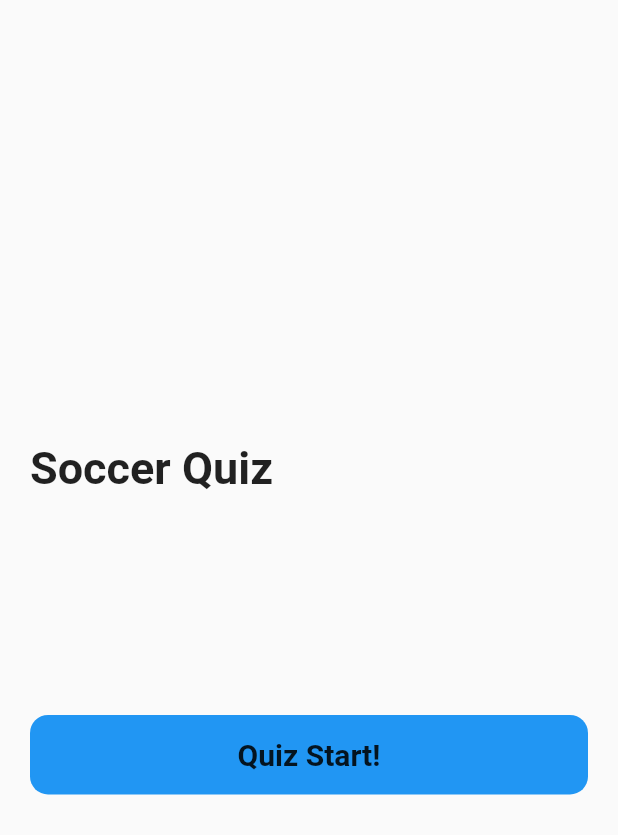
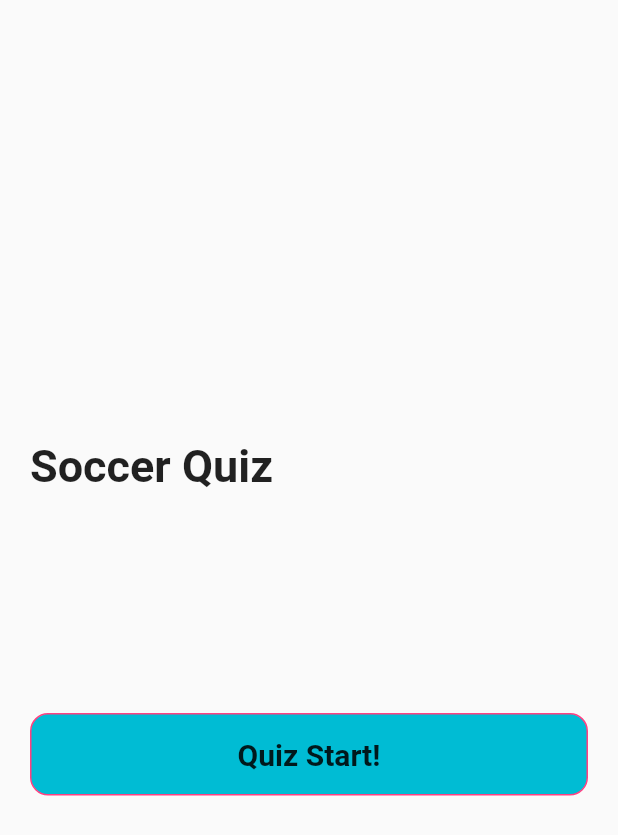
Before and after one commit to tomohiro1024/flutter_football, a Flutter app: the screen it shows after launch, on a phone screen of 412 x 824 dp. Shown: the top 835 px of the screen. Run offline on Flutter 3.47's test engine with Material 2 defaults, Android fonts, the phone set to English and light mode, and no system bars; our stand-ins replace get.

Commit message:
ボタンUI変更

```diff
--- a/lib/screens/welcome/welcome_screen.dart
+++ b/lib/screens/welcome/welcome_screen.dart
@@ -35,9 +35,12 @@ class WelcomeScreen extends StatelessWidget {
                   width: double.infinity,
                   alignment: Alignment.center,
                   padding: const EdgeInsets.all(15),
-                  decoration: const BoxDecoration(
-                    color: Colors.blue,
-                    borderRadius: BorderRadius.all(Radius.circular(12)),
+                  decoration: BoxDecoration(
+                    color: Colors.cyan,
+                    borderRadius: const BorderRadius.all(Radius.circular(12)),
+                    border: Border.all(
+                      color: Colors.pinkAccent,
+                    ),
                   ),
                   child: const Text(
                     "Quiz Start!",
```
Also changed, not shown: 1 other file.
